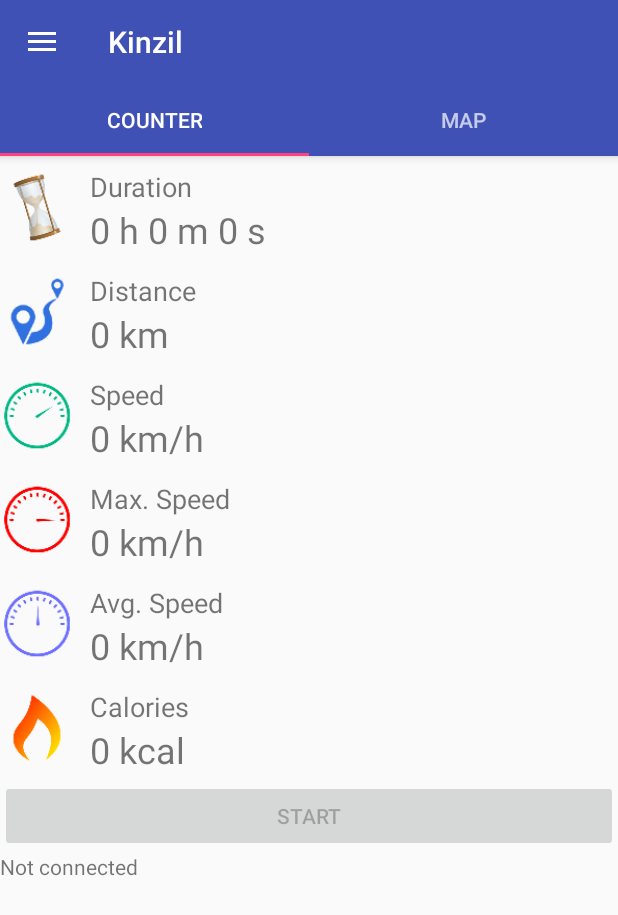
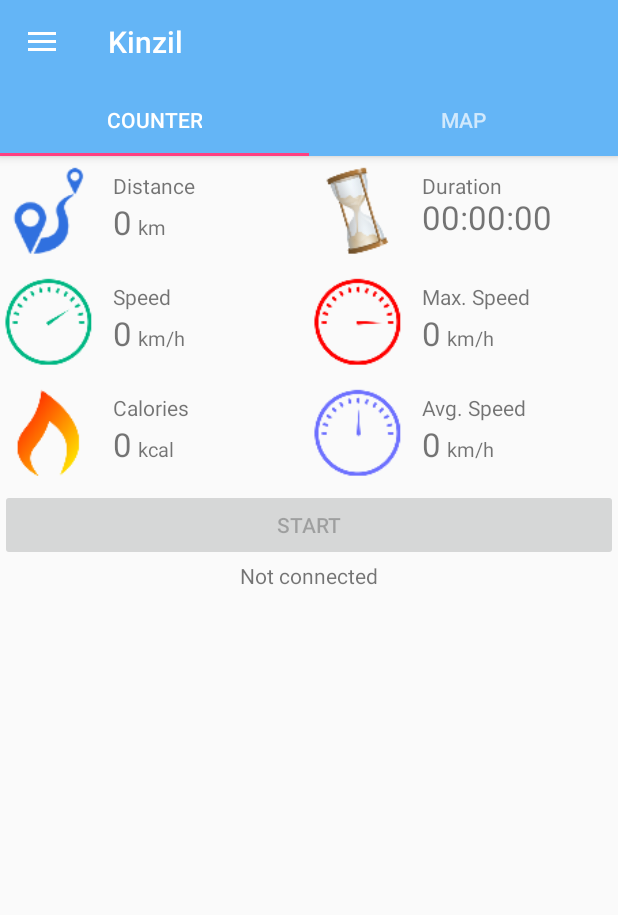
Before and after one commit to DamianNowakk/Kinzil, an Android app: the CounterFragment screen opened directly, with no data from a screen before it, on a phone screen of 412 x 824 dp. Shown: the top 915 px of the screen. Run offline under Robolectric (Android 15) with nearby library versions, the phone set to English and light mode, and no system bars; libraries missing offline, so code that uses them is left out: com.movisens.smartgattlib.

Commit message:
Porpawki wygladu

```diff
--- a/app/src/main/java/engineeringwork/pl/kinzil/counter/CounterFragment.java
+++ b/app/src/main/java/engineeringwork/pl/kinzil/counter/CounterFragment.java
@@ -128,7 +128,7 @@ public class CounterFragment extends Fragment {
         different = different % minutesInMilli;
         elapsedSeconds = different / secondsInMilli;
 
-        time = String.valueOf(elapsedHours) + " h " + String.valueOf(elapsedMinutes) + " m " + String.valueOf(elapsedSeconds) + " s";
+        time = String.valueOf(elapsedHours) + ":" + String.valueOf(elapsedMinutes) + ":" + String.valueOf(elapsedSeconds);
         timeTextView.setText(time);
     }
 
@@ -139,20 +139,20 @@ public class CounterFragment extends Fragment {
         if(speed > maxSpeed)
             maxSpeed = speed;
         String speedShort = String.format("%.2f", speed);
-        speedTextView.setText(speedShort + " km/h");
+        speedTextView.setText(speedShort);
 
         distance += newDistance;
         String distanceString = String.format("%.2f", distance/1000);
-        distanceTextView.setText(distanceString + " km");
+        distanceTextView.setText(distanceString);
 
         String maxSpeedShort = String.format("%.2f", maxSpeed);
-        maxSpeedTextView.setText(maxSpeedShort + " km/h");
+        maxSpeedTextView.setText(maxSpeedShort);
 
         double hoursInMilli = 3600000;
         double totalTime = (double)countTimeElapsed()/hoursInMilli;
         averageSpeed = (distance/1000)/totalTime;
         String averageSpeedString = String.format("%.2f", averageSpeed);
-        averageSpeedTextView.setText(averageSpeedString + " km/h");
+        averageSpeedTextView.setText(averageSpeedString);
 
         //TODO liczenie kalorii
     }
--- a/app/src/main/res/layout/counter_fragment.xml
+++ b/app/src/main/res/layout/counter_fragment.xml
@@ -1,30 +1,88 @@
 <?xml version="1.0" encoding="utf-8"?>
-<RelativeLayout xmlns:android="http://schemas.android.com/apk/res/android"
+<LinearLayout
+    xmlns:android="http://schemas.android.com/apk/res/android"
     xmlns:tools="http://schemas.android.com/tools"
-    android:layout_width="match_parent" android:layout_height="match_parent">
-
-    <TableLayout
     android:layout_width="match_parent"
     android:layout_height="match_parent"
-        android:stretchColumns="*"
-        android:layout_marginLeft="0dp"
-        android:layout_alignParentTop="true"
-        android:layout_alignParentStart="true">
+    android:orientation="vertical">
 
-        <TableRow
+    <LinearLayout
+        android:orientation="horizontal"
         android:layout_width="match_parent"
-            android:layout_height="match_parent" >
+        android:layout_height="wrap_content">
+
+        <LinearLayout
+            android:orientation="horizontal"
+            android:layout_width="match_parent"
+            android:layout_height="wrap_content"
+            android:layout_weight="50">
+
+            <ImageView
+                android:layout_height="74dp"
+                android:src="@mipmap/ic_path"
+                android:id="@+id/counterImageView1"
+                android:layout_width="65dp" />
+
+            <LinearLayout
+                android:orientation="vertical"
+                android:layout_width="match_parent"
+                android:layout_height="match_parent"
+                android:layout_marginLeft="10dp">
+
+                <TextView
+                    android:text="@string/result1"
+                    android:layout_width="match_parent"
+                    android:layout_height="wrap_content"
+                    android:textSize="@dimen/counter_header_size"
+                    android:id="@+id/resultLabel1"
+
+                    android:layout_marginTop="8dp"
+                    android:paddingTop="@dimen/counter_header_padding_top" />
 
                 <LinearLayout
                     android:orientation="horizontal"
                     android:layout_width="match_parent"
                     android:layout_height="match_parent">
 
+                    <TextView
+                        android:layout_width="wrap_content"
+                        android:layout_height="wrap_content"
+                        android:id="@+id/result1"
+                        android:textSize="@dimen/counter_value_size"
+                        android:text="0" />
+
+                    <TextView
+                        android:text="km"
+                        android:layout_width="match_parent"
+                        android:layout_height="wrap_content"
+                        android:id="@+id/textView5"
+                        android:textSize="@dimen/counter_unit_size"
+                        android:layout_marginLeft="@dimen/counter_unit_margin" />
+
+                </LinearLayout>
+
+                <TextView
+                    android:text="TextView"
+                    android:layout_width="match_parent"
+                    android:layout_height="wrap_content"
+                    android:id="@+id/textView15"
+                    android:layout_weight="1" />
+
+            </LinearLayout>
+
+        </LinearLayout>
+
+        <LinearLayout
+            android:orientation="horizontal"
+            android:layout_width="match_parent"
+            android:layout_height="wrap_content"
+            android:layout_weight="50">
+
             <ImageView
-                    android:layout_width="50dp"
-                    android:layout_height="match_parent"
                 android:src="@mipmap/ic_hourglass"
-                    android:id="@+id/counterImageView2" />
+                android:id="@+id/counterImageView2"
+                android:layout_width="65dp"
+                android:layout_height="74dp" />
 
             <LinearLayout
                 android:orientation="vertical"
@@ -36,85 +94,50 @@
                     android:text="@string/result2"
                     android:layout_width="match_parent"
                     android:layout_height="wrap_content"
-                        android:textSize="18sp"
+                    android:textSize="@dimen/counter_header_size"
                     android:id="@+id/resultLabel2"
                     android:textAlignment="textStart"
                     android:layout_weight="1"
-                        android:layout_marginTop="8dp" />
+                    android:layout_marginTop="8dp"
+                    android:paddingTop="@dimen/counter_header_padding_top" />
 
                 <TextView
-                        android:text="0 h 0 m 0 s"
                     android:layout_width="match_parent"
                     android:layout_height="wrap_content"
                     android:id="@+id/result2"
-                        android:textSize="24sp"
+                    android:textSize="@dimen/counter_value_size"
                     android:textAlignment="textStart"
-                        android:layout_marginBottom="4dp" />
+                    android:layout_marginBottom="4dp"
+                    android:text="00:00:00" />
+
+                <TextView
+                    android:layout_width="match_parent"
+                    android:layout_height="wrap_content"
+                    android:id="@+id/textView6"
+                    android:layout_weight="1"
+                    android:textSize="@dimen/counter_unit_size" />
 
             </LinearLayout>
 
         </LinearLayout>
-        </TableRow>
-
-        <TableRow
-            android:layout_width="match_parent"
-            android:layout_height="match_parent" >
+    </LinearLayout>
 
     <LinearLayout
         android:orientation="horizontal"
         android:layout_width="match_parent"
-                android:layout_height="match_parent">
-
-                <ImageView
-                    android:layout_width="50dp"
-                    android:layout_height="match_parent"
-                    android:src="@mipmap/ic_path"
-                    android:id="@+id/counterImageView1" />
-
-                <LinearLayout
-                    android:orientation="vertical"
-                    android:layout_width="match_parent"
-                    android:layout_height="match_parent"
-                    android:layout_marginLeft="10dp">
-
-                    <TextView
-                        android:text="@string/result1"
-                        android:layout_width="match_parent"
-                        android:layout_height="wrap_content"
-                        android:textSize="18sp"
-                        android:id="@+id/resultLabel1"
-                        android:textAlignment="textStart"
-                        android:layout_weight="1"
-                        android:layout_marginTop="8dp" />
-
-                    <TextView
-                        android:text="0 km"
-                        android:layout_width="match_parent"
-                        android:layout_height="wrap_content"
-                        android:id="@+id/result1"
-                        android:textSize="24sp"
-                        android:textAlignment="textStart"
-                        android:layout_marginBottom="4dp" />
-
-                </LinearLayout>
-
-            </LinearLayout>
-        </TableRow>
-
-        <TableRow
-            android:layout_width="match_parent"
-            android:layout_height="match_parent" >
+        android:layout_height="wrap_content">
 
         <LinearLayout
             android:orientation="horizontal"
             android:layout_width="match_parent"
-                android:layout_height="match_parent">
+            android:layout_height="match_parent"
+            android:layout_weight="50">
 
             <ImageView
-                    android:layout_width="50dp"
-                    android:layout_height="match_parent"
+                android:layout_height="74dp"
                 android:src="@mipmap/ic_speed"
-                    android:id="@+id/counterImageView6" />
+                android:id="@+id/counterImageView6"
+                android:layout_width="65dp" />
 
             <LinearLayout
                 android:orientation="vertical"
@@ -126,41 +149,50 @@
                     android:text="@string/result6"
                     android:layout_width="match_parent"
                     android:layout_height="wrap_content"
-                        android:textSize="18sp"
+                    android:textSize="@dimen/counter_header_size"
                     android:id="@+id/resultLabel6"
                     android:textAlignment="textStart"
-                        android:layout_weight="1"
-                        android:layout_marginTop="8dp" />
-
-                    <TextView
-                        android:text="0 km/h"
-                        android:layout_width="match_parent"
-                        android:layout_height="wrap_content"
-                        android:id="@+id/result6"
-                        android:textSize="24sp"
-                        android:textAlignment="textStart"
-                        android:layout_marginBottom="4dp" />
-
-                </LinearLayout>
-
-            </LinearLayout>
-
-        </TableRow>
-
-        <TableRow
-            android:layout_width="match_parent"
-            android:layout_height="match_parent" >
+                    android:layout_marginTop="8dp"
+                    android:paddingTop="@dimen/counter_header_padding_top" />
 
                 <LinearLayout
                     android:orientation="horizontal"
                     android:layout_width="match_parent"
                     android:layout_height="match_parent">
 
+                    <TextView
+                        android:text="0"
+                        android:layout_width="wrap_content"
+                        android:layout_height="wrap_content"
+                        android:id="@+id/result6"
+                        android:textSize="@dimen/counter_value_size"
+                        android:textAlignment="textStart" />
+
+                    <TextView
+                        android:text="km/h"
+                        android:layout_width="match_parent"
+                        android:layout_height="wrap_content"
+                        android:id="@+id/textView7"
+                        android:textSize="@dimen/counter_unit_size"
+                        android:layout_marginLeft="@dimen/counter_unit_margin" />
+
+                </LinearLayout>
+
+            </LinearLayout>
+
+        </LinearLayout>
+
+        <LinearLayout
+            android:orientation="horizontal"
+            android:layout_width="match_parent"
+            android:layout_height="match_parent"
+            android:layout_weight="50">
+
             <ImageView
-                    android:layout_width="50dp"
-                    android:layout_height="match_parent"
+                android:layout_height="74dp"
                 android:src="@mipmap/ic_maxspeed"
-                    android:id="@+id/counterImageView4" />
+                android:id="@+id/counterImageView4"
+                android:layout_width="65dp" />
 
             <LinearLayout
                 android:orientation="vertical"
@@ -172,84 +204,57 @@
                     android:text="@string/result4"
                     android:layout_width="match_parent"
                     android:layout_height="wrap_content"
-                        android:textSize="18sp"
+                    android:textSize="@dimen/counter_header_size"
                     android:id="@+id/resultLabel4"
                     android:textAlignment="textStart"
-                        android:layout_weight="1"
-                        android:layout_marginTop="8dp" />
+                    android:layout_marginTop="8dp"
+                    android:paddingTop="@dimen/counter_header_padding_top" />
+
+                <LinearLayout
+                    android:orientation="horizontal"
+                    android:layout_width="match_parent"
+                    android:layout_height="match_parent"
+                    android:layout_weight="1">
 
                     <TextView
-                        android:text="0 km/h"
+                        android:text="0"
+                        android:layout_width="wrap_content"
+                        android:layout_height="wrap_content"
+                        android:id="@+id/result4"
+                        android:textSize="@dimen/counter_value_size"
+                        android:textAlignment="textStart"
+                        android:elevation="1dp" />
+
+                    <TextView
+                        android:text="km/h"
                         android:layout_width="match_parent"
                         android:layout_height="wrap_content"
-                        android:id="@+id/result4"
-                        android:textSize="24sp"
-                        android:textAlignment="textStart"
-                        android:layout_marginBottom="4dp" />
+                        android:id="@+id/textView8"
+                        android:textSize="@dimen/counter_unit_size"
+                        android:layout_marginLeft="@dimen/counter_unit_margin" />
 
                 </LinearLayout>
 
             </LinearLayout>
 
-        </TableRow>
+        </LinearLayout>
 
-        <TableRow
-            android:layout_width="match_parent"
-            android:layout_height="match_parent" >
+    </LinearLayout>
 
     <LinearLayout
         android:orientation="horizontal"
         android:layout_width="match_parent"
-                android:layout_height="match_parent">
-
-                <ImageView
-                    android:layout_width="50dp"
-                    android:layout_height="match_parent"
-                    android:src="@mipmap/ic_avg_speed"
-                    android:id="@+id/counterImageView3" />
-
-                <LinearLayout
-                    android:orientation="vertical"
-                    android:layout_width="match_parent"
-                    android:layout_height="match_parent"
-                    android:layout_marginLeft="10dp">
-
-                    <TextView
-                        android:text="@string/result3"
-                        android:layout_width="match_parent"
-                        android:layout_height="wrap_content"
-                        android:textSize="18sp"
-                        android:id="@+id/resultLabel3"
-                        android:textAlignment="textStart"
-                        android:layout_weight="1"
-                        android:layout_marginTop="8dp" />
-
-                    <TextView
-                        android:text="0 km/h"
-                        android:layout_width="match_parent"
-                        android:layout_height="wrap_content"
-                        android:id="@+id/result3"
-                        android:textSize="24sp"
-                        android:textAlignment="textStart"
-                        android:layout_marginBottom="4dp" />
-
-                </LinearLayout>
-
-            </LinearLayout>
-        </TableRow>
-
-        <TableRow
-            android:layout_width="match_parent"
-            android:layout_height="match_parent" >
+        android:layout_height="wrap_content">
 
         <LinearLayout
             android:orientation="horizontal"
             android:layout_width="match_parent"
-                android:layout_height="match_parent">
+            android:layout_height="match_parent"
+            android:layout_weight="50">
 
             <ImageView
-                    android:layout_width="50dp"
-                    android:layout_height="match_parent"
+                android:layout_width="65dp"
+                android:layout_height="74dp"
                 android:src="@mipmap/ic_flame"
                 android:id="@+id/counterImageView5" />
 
@@ -263,47 +268,106 @@
                     android:text="@string/result5"
                     android:layout_width="match_parent"
                     android:layout_height="wrap_content"
-                        android:textSize="18sp"
+                    android:textSize="@dimen/counter_header_size"
                     android:id="@+id/resultLabel5"
                     android:textAlignment="textStart"
-                        android:layout_weight="1"
-                        android:layout_marginTop="8dp" />
+                    android:layout_marginTop="8dp"
+                    android:paddingTop="@dimen/counter_header_padding_top" />
+
+                <LinearLayout
+                    android:orientation="horizontal"
+                    android:layout_width="match_parent"
+                    android:layout_height="match_parent"
+                    android:layout_weight="1">
 
                     <TextView
-                        android:text="0 kcal"
+                        android:text="0"
+                        android:layout_width="wrap_content"
+                        android:layout_height="wrap_content"
+                        android:id="@+id/result5"
+                        android:textSize="@dimen/counter_value_size"
+                        android:textAlignment="textStart" />
+
+                    <TextView
+                        android:text="kcal"
                         android:layout_width="match_parent"
                         android:layout_height="wrap_content"
-                        android:id="@+id/result5"
-                        android:textSize="24sp"
-                        android:textAlignment="textStart"
-                        android:layout_marginBottom="4dp" />
+                        android:id="@+id/textView10"
+                        android:textSize="@dimen/counter_unit_size"
+                        android:layout_marginLeft="@dimen/counter_unit_margin" />
+                </LinearLayout>
 
             </LinearLayout>
 
         </LinearLayout>
-        </TableRow>
 
-        <TableRow
+        <LinearLayout
+            android:orientation="horizontal"
             android:layout_width="match_parent"
-            android:layout_height="match_parent" >
+            android:layout_height="match_parent"
+            android:layout_weight="50">
+
+            <ImageView
+                android:layout_height="74dp"
+                android:src="@mipmap/ic_avg_speed"
+                android:id="@+id/counterImageView3"
+                android:layout_width="65dp" />
+
+            <LinearLayout
+                android:orientation="vertical"
+                android:layout_width="match_parent"
+                android:layout_height="match_parent"
+                android:layout_marginLeft="10dp">
+
+                <TextView
+                    android:text="@string/result3"
+                    android:layout_width="match_parent"
+                    android:layout_height="wrap_content"
+                    android:textSize="@dimen/counter_header_size"
+                    android:id="@+id/resultLabel3"
+                    android:textAlignment="textStart"
+                    android:layout_marginTop="8dp"
+                    android:paddingTop="@dimen/counter_header_padding_top" />
+
+                <LinearLayout
+                    android:orientation="horizontal"
+                    android:layout_width="match_parent"
+                    android:layout_height="match_parent"
+                    android:layout_weight="1">
+
+                    <TextView
+                        android:text="0"
+                        android:layout_width="wrap_content"
+                        android:layout_height="wrap_content"
+                        android:id="@+id/result3"
+                        android:textSize="@dimen/counter_value_size" />
+
+                    <TextView
+                        android:text="km/h"
+                        android:layout_width="match_parent"
+                        android:layout_height="wrap_content"
+                        android:id="@+id/textView9"
+                        android:textSize="@dimen/counter_unit_size"
+                        android:layout_marginLeft="@dimen/counter_unit_margin" />
+
+                </LinearLayout>
+
+            </LinearLayout>
+
+        </LinearLayout>
+    </LinearLayout>
 
     <Button
         android:text="START"
-                android:layout_width="wrap_content"
+        android:layout_width="match_parent"
         android:layout_height="wrap_content"
         android:id="@+id/startTrip" />
-        </TableRow>
-
-        <TableRow
-            android:layout_width="match_parent"
-            android:layout_height="match_parent">
 
     <TextView
         android:layout_width="match_parent"
         android:layout_height="match_parent"
-                android:id="@+id/StateView" />
-        </TableRow>
+        android:id="@+id/StateView"
+        android:layout_span="1"
+        android:textAlignment="center" />
 
-    </TableLayout>
-
-</RelativeLayout>
+</LinearLayout>
--- a/app/src/main/res/values/colors.xml
+++ b/app/src/main/res/values/colors.xml
@@ -1,6 +1,6 @@
 <?xml version="1.0" encoding="utf-8"?>
 <resources>
-    <color name="colorPrimary">#3F51B5</color>
-    <color name="colorPrimaryDark">#303F9F</color>
+    <color name="colorPrimary">#64B5F6</color>
+    <color name="colorPrimaryDark">#1976D2</color>
     <color name="colorAccent">#FF4081</color>
 </resources>
--- a/app/src/main/res/values/dimens.xml
+++ b/app/src/main/res/values/dimens.xml
@@ -6,4 +6,9 @@
     <dimen name="activity_horizontal_margin">16dp</dimen>
     <dimen name="activity_vertical_margin">16dp</dimen>
     <dimen name="fab_margin">16dp</dimen>
+    <dimen name="counter_unit_size">13dp</dimen>
+    <dimen name="counter_unit_margin">4dp</dimen>
+    <dimen name="counter_header_size">14dp</dimen>
+    <dimen name="counter_value_size">22dp</dimen>
+    <dimen name="counter_header_padding_top">2dp</dimen>
 </resources>
```
Lines whose indentation alone changed are shown as unchanged.
